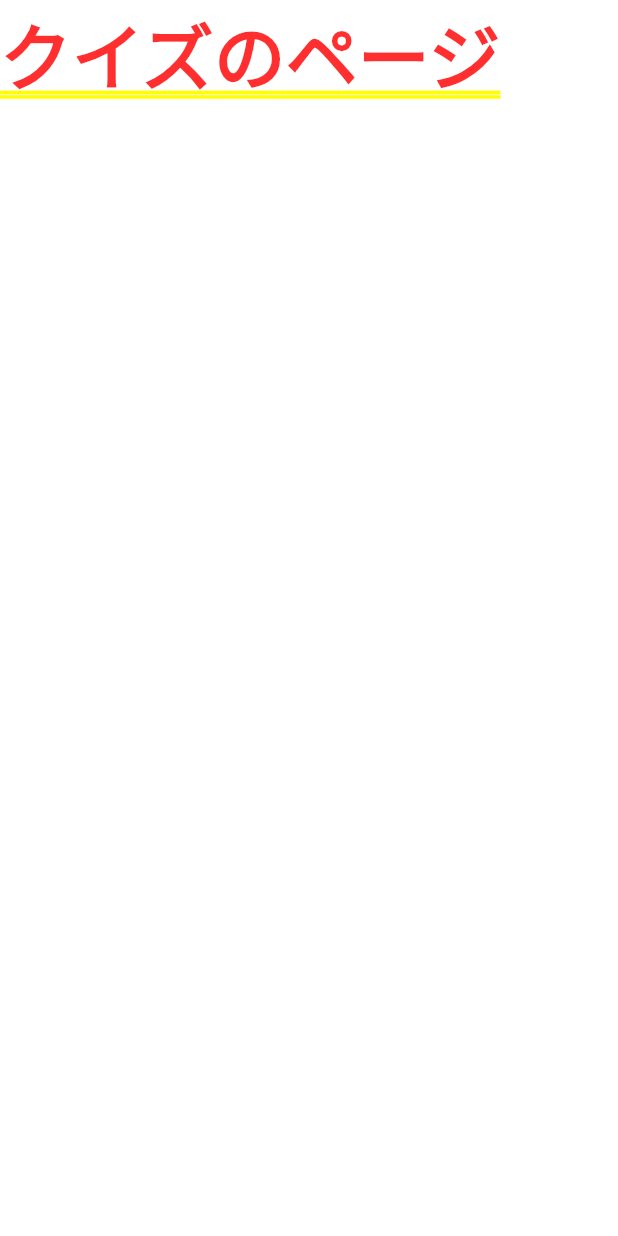
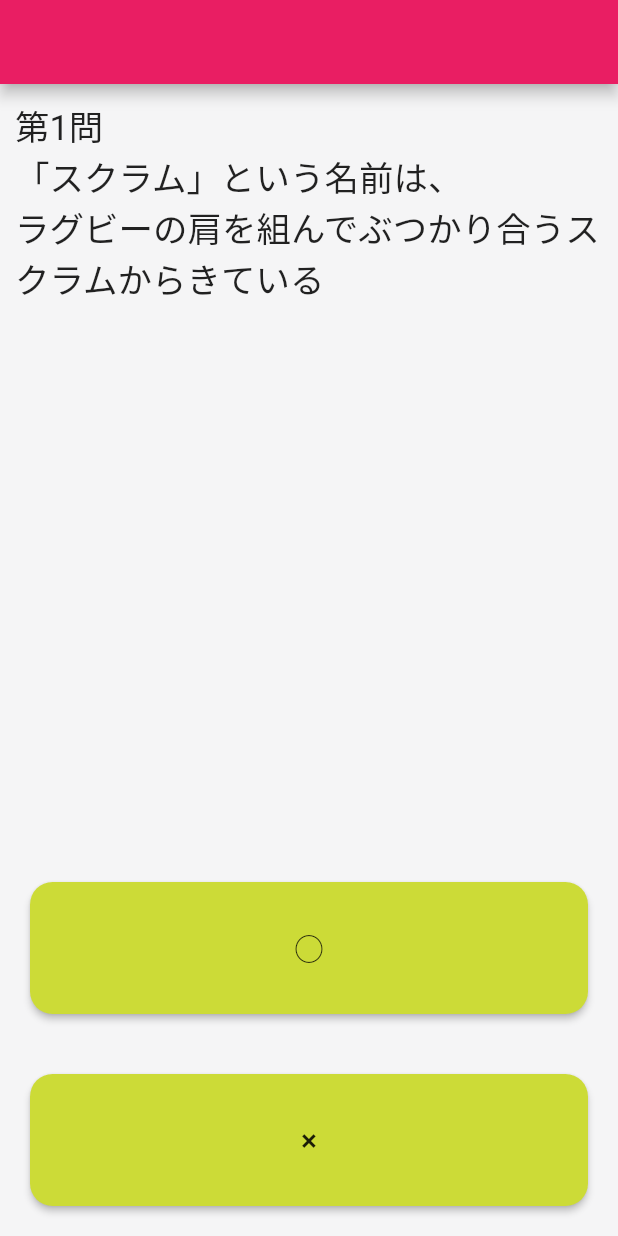
Before and after one commit to shun0810/flutter_quiz, a Flutter app: the screen it shows after launch, after a tap on "はじまる", on a phone screen of 412 x 824 dp. Run offline on Flutter 3.47's test engine with Material 2 defaults, Android fonts, the phone set to English and light mode, and no system bars.

Commit message:
問題画面の遷移

```diff
--- a/lib/question_name.dart
+++ b/lib/question_name.dart
@@ -1,12 +1,135 @@
 import 'package:flutter/material.dart';
 
-class Question extends StatelessWidget {
+class Question extends StatefulWidget {
   // const Question({Key? key}) : super(key: key);
 
   @override
+  _QuestionState createState() => _QuestionState();
+}
+
+class _QuestionState extends State<Question> {
+
+  // 問題
+  List<String> questions = [
+    '第1問\n「スクラム」という名前は、\nラグビーの肩を組んでぶつかり合うスクラムからきている',
+    '第2問・・・',
+    '第3問・・・',
+    '第4問・・・',
+    '第5問・・・',
+    '第6問・・・',
+    '第7問・・・',
+    '第8問・・・',
+    '第9問・・・',
+    '第10問・・・',
+  ];
+
+  // 答え
+  List<bool> answers = [
+    true,
+    false,
+    true,
+    false,
+    true,
+    false,
+    true,
+    false,
+    true,
+    false,
+  ];
+
+  // 問題番号の管理
+  int questionNumber = 0;
+
+  // 正解数の管理
+  int numberOfCorrectAnswers = 0;
+
+  @override
   Widget build(BuildContext context) {
-    return Container(
-      child: Text('クイズのページ'),
+    return MaterialApp(
+      home: Scaffold(
+        appBar: AppBar(
+          backgroundColor: Color(0xFFe91e63),
+        ),
+        backgroundColor: Color(0xFFF5F5F6),
+        body: Column(
+          mainAxisAlignment: MainAxisAlignment.spaceEvenly,
+          crossAxisAlignment: CrossAxisAlignment.stretch,
+          children: [
+            Expanded(
+              flex: 4,
+              child: Padding(
+                padding: const EdgeInsets.all(10.0),
+                child: Text(
+                  questions[questionNumber],
+                  style: TextStyle(fontSize: 23.0),
+                ),
+              ),
+            ),
+            Expanded(
+                child: Padding(
+                  padding: const EdgeInsets.all(20.0),
+                  child: RaisedButton(
+                    onPressed: () {
+                      bool correctAnswer = answers[questionNumber];
+
+                      // 正解だった場合、正解数に1を足す
+                      if (correctAnswer == true) {
+                        numberOfCorrectAnswers++;
+                      }
+
+                      if (questionNumber + 1 < questions.length) {
+                        setState(() {
+                          questionNumber++;
+                        });
+                      } else {
+                        // 結果画面に遷移
+                      }
+                    },
+                    child: Text(
+                      '○',
+                      style: TextStyle(
+                        fontSize: 20.0,
+                      ),
+                    ),
+                    color: Color(0xFFccdb37),
+                    shape: RoundedRectangleBorder(
+                        borderRadius: BorderRadius.circular(15.0)),
+                  ),
+                )),
+            Expanded(
+                child: Padding(
+                  padding: const EdgeInsets.all(20.0),
+                  child: RaisedButton(
+                    onPressed: () {
+                      bool correctAnswer = answers[questionNumber];
+
+                      // 正解だった場合、正解数に1を足す
+                      if (correctAnswer == false) {
+                        numberOfCorrectAnswers++;
+                      }
+
+                      if (questionNumber + 1 < questions.length) {
+                        setState(() {
+                          questionNumber++;
+                        });
+                      } else {
+                        // 結果画面に遷移
+                      }
+                    },
+                    child: Text(
+                      '×',
+                      style: TextStyle(
+                        fontSize: 20.0,
+                      ),
+                    ),
+                    color: Color(0xFFccdb37),
+                    shape: RoundedRectangleBorder(
+                        borderRadius: BorderRadius.circular(15.0)),
+                  ),
+                )),
+          ],
+        ),
+      ),
     );
   }
 }
```
